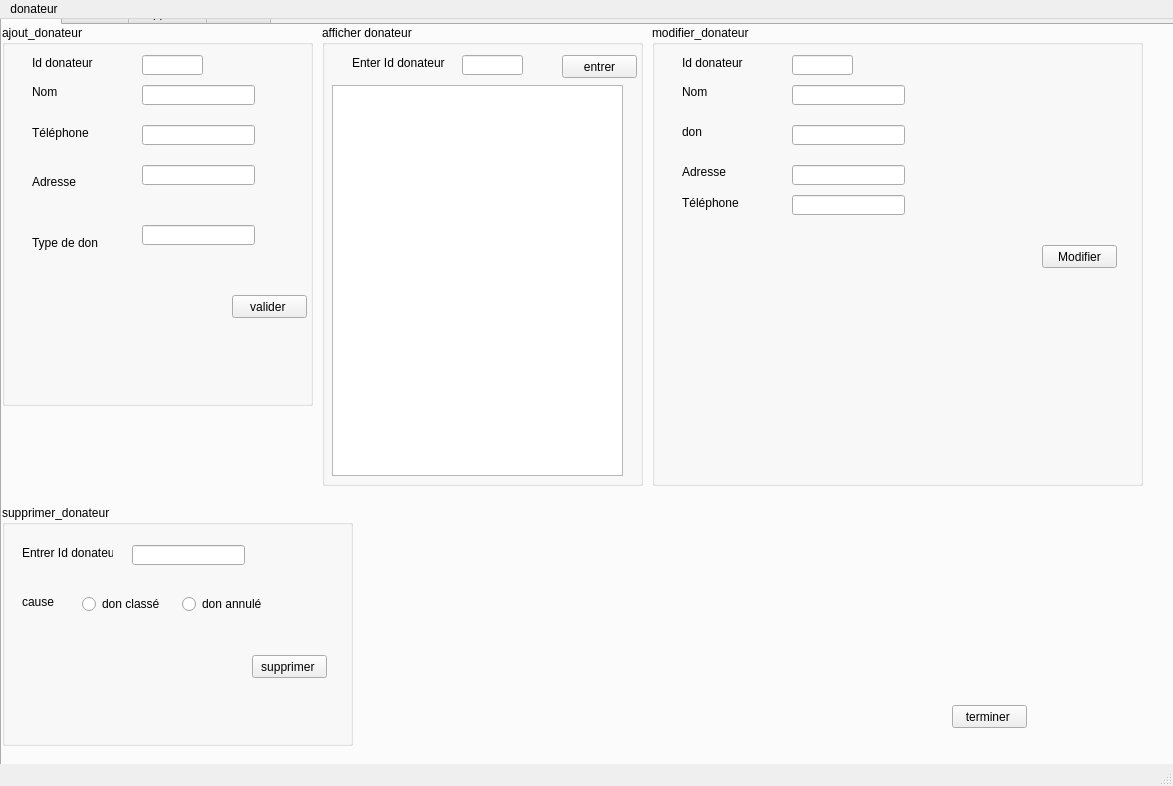
First picture: the form in mainwindow.ui, repository Mahdi-dahmani/Smart-Aid-association-2A9, before the edit.
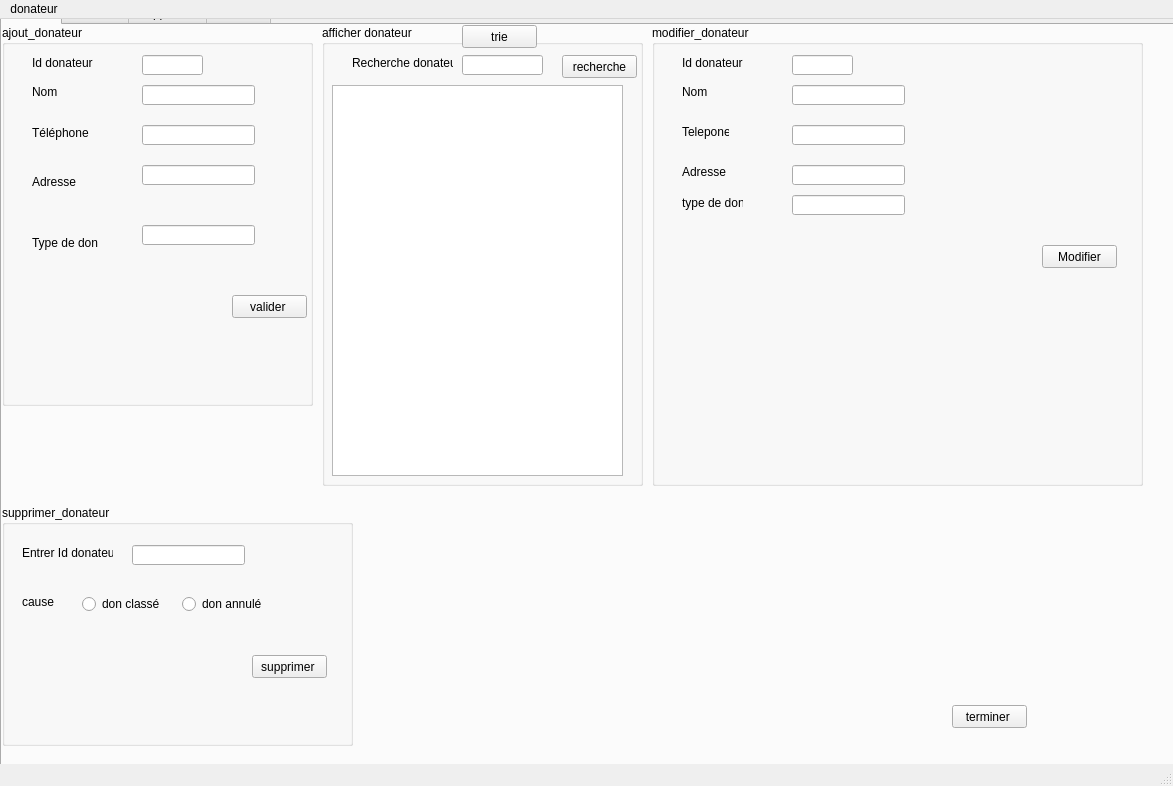
Second picture: the form after the edit.

The edit to the form file:
```diff
--- a/mainwindow.ui
+++ b/mainwindow.ui
@@ -226,7 +226,7 @@
         </rect>
        </property>
        <property name="text">
-        <string>don</string>
+        <string>Telepone</string>
        </property>
       </widget>
       <widget class="QLabel" name="label_19">
@@ -285,7 +285,7 @@
         </rect>
        </property>
        <property name="text">
-        <string>Téléphone</string>
+        <string>type de don</string>
        </property>
       </widget>
       <widget class="QLabel" name="label_25">
@@ -385,7 +385,7 @@
         <rect>
          <x>140</x>
          <y>30</y>
-         <width>61</width>
+         <width>81</width>
          <height>20</height>
         </rect>
        </property>
@@ -400,7 +400,7 @@
         </rect>
        </property>
        <property name="text">
-        <string>Enter Id donateur </string>
+        <string>Recherche donateur </string>
        </property>
       </widget>
       <widget class="QPushButton" name="pushButton_13">
@@ -413,7 +413,7 @@
         </rect>
        </property>
        <property name="text">
-        <string>entrer</string>
+        <string>recherche</string>
        </property>
       </widget>
       <widget class="QTableView" name="tableView">
@@ -426,6 +426,19 @@
         </rect>
        </property>
       </widget>
+      <widget class="QPushButton" name="trie">
+       <property name="geometry">
+        <rect>
+         <x>140</x>
+         <y>0</y>
+         <width>75</width>
+         <height>23</height>
+        </rect>
+       </property>
+       <property name="text">
+        <string>trie</string>
+       </property>
+      </widget>
      </widget>
      <widget class="QGroupBox" name="groupBox">
       <property name="geometry">
```
Left out of the diff: 10 changed lines with no effect on the pictures.
